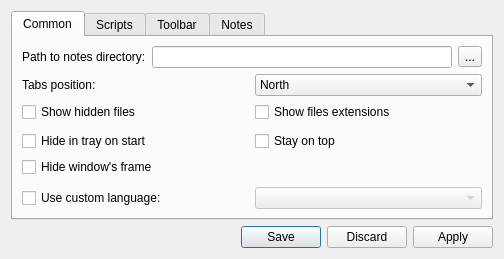
proton/zNotes, file configdialog.ui: the form before one commit.
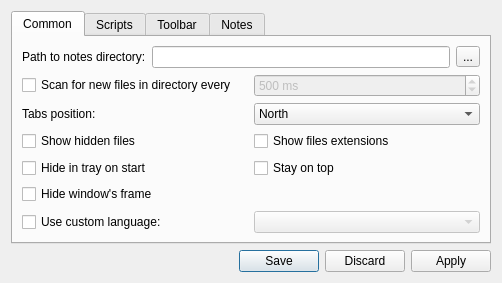
The form after the commit. Icons and pictures are not drawn.

Commit message: Added filescanner preferences to configuration dialog

What changed in the file:
```diff
--- a/configdialog.ui
+++ b/configdialog.ui
@@ -6,8 +6,8 @@
    <rect>
     <x>0</x>
     <y>0</y>
-    <width>504</width>
-    <height>259</height>
+    <width>502</width>
+    <height>264</height>
    </rect>
   </property>
   <property name="windowTitle">
@@ -53,6 +53,33 @@
          </item>
         </layout>
        </item>
+       <item>
+        <layout class="QHBoxLayout" name="horizontalLayout_7">
+         <item>
+          <widget class="QCheckBox" name="cb_FileScan">
+           <property name="text">
+            <string>Scan for new files in directory every </string>
+           </property>
+          </widget>
+         </item>
+         <item>
+          <widget class="QSpinBox" name="sb_FileScanTimeout">
+           <property name="enabled">
+            <bool>false</bool>
+           </property>
+           <property name="suffix">
+            <string> ms</string>
+           </property>
+           <property name="maximum">
+            <number>100000</number>
+           </property>
+           <property name="value">
+            <number>500</number>
+           </property>
+          </widget>
+         </item>
+        </layout>
+       </item>
        <item>
         <layout class="QHBoxLayout" name="horizontalLayout_8">
          <item>
```
Left out of the diff: 20 changed lines with no effect on the pictures. The commit also changes 6 other files.
